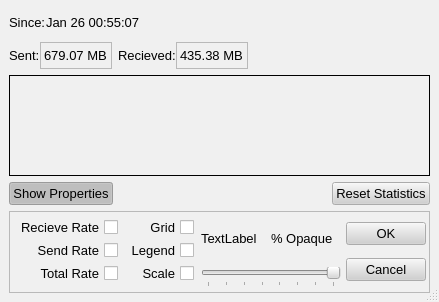
Before: the Qt Designer form src/gui/bwgraph/bwgraph.ui in a-ilin/vidalia, drawn with Qt 5.
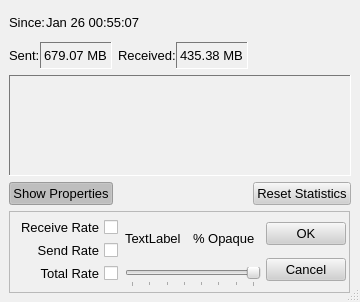
After: the same form once the commit is applied. Icons and pictures are not drawn.

Commit message:
Sunken panels/frames, spelling corrections, removed frivolous features.
svn:r196

Patch:
```diff
--- a/src/gui/bwgraph/bwgraph.ui
+++ b/src/gui/bwgraph/bwgraph.ui
@@ -8,7 +8,7 @@
    <rect>
     <x>0</x>
     <y>0</y>
-    <width>439</width>
+    <width>360</width>
     <height>302</height>
    </rect>
   </property>
@@ -459,10 +459,10 @@
             <enum>Qt::NoContextMenu</enum>
            </property>
            <property name="frameShape" >
-            <enum>QFrame::StyledPanel</enum>
+            <enum>QFrame::Panel</enum>
            </property>
            <property name="frameShadow" >
-            <enum>QFrame::Plain</enum>
+            <enum>QFrame::Sunken</enum>
            </property>
            <property name="text" >
             <string>&lt;html>&lt;head>&lt;meta name="qrichtext" content="1" />&lt;/head>&lt;body style=" white-space: pre-wrap; font-family:Arial; font-size:8pt; font-weight:400; font-style:normal; text-decoration:none;">&lt;p style=" margin-top:0px; margin-bottom:0px; margin-left:0px; margin-right:0px; -qt-block-indent:0; text-indent:0px; font-size:10pt;">679.07 MB&lt;/p>&lt;/body>&lt;/html></string>
@@ -502,7 +502,7 @@
             </font>
            </property>
            <property name="text" >
-            <string>&lt;html>&lt;head>&lt;meta name="qrichtext" content="1" />&lt;/head>&lt;body style=" white-space: pre-wrap; font-family:Arial; font-size:8pt; font-weight:400; font-style:normal; text-decoration:none;">&lt;p style=" margin-top:0px; margin-bottom:0px; margin-left:0px; margin-right:0px; -qt-block-indent:0; text-indent:0px; font-size:10pt;">Recieved:&lt;/p>&lt;/body>&lt;/html></string>
+            <string>&lt;html>&lt;head>&lt;meta name="qrichtext" content="1" />&lt;/head>&lt;body style=" white-space: pre-wrap; font-family:Arial; font-size:10pt; font-weight:400; font-style:normal; text-decoration:none;">&lt;p style=" margin-top:0px; margin-bottom:0px; margin-left:0px; margin-right:0px; -qt-block-indent:0; text-indent:0px;">Received:&lt;/p>&lt;/body>&lt;/html></string>
            </property>
           </widget>
          </item>
@@ -532,10 +532,10 @@
             <string/>
            </property>
            <property name="frameShape" >
-            <enum>QFrame::StyledPanel</enum>
+            <enum>QFrame::Panel</enum>
            </property>
            <property name="frameShadow" >
-            <enum>QFrame::Plain</enum>
+            <enum>QFrame::Sunken</enum>
            </property>
            <property name="text" >
             <string>&lt;html>&lt;head>&lt;meta name="qrichtext" content="1" />&lt;/head>&lt;body style=" white-space: pre-wrap; font-family:Arial; font-size:10pt; font-weight:400; font-style:normal; text-decoration:none;">&lt;p style=" margin-top:0px; margin-bottom:0px; margin-left:0px; margin-right:0px; -qt-block-indent:0; text-indent:0px;">435.38 MB&lt;/p>&lt;/body>&lt;/html></string>
@@ -587,10 +587,10 @@
       <enum>Qt::CustomContextMenu</enum>
      </property>
      <property name="frameShape" >
-      <enum>QFrame::Box</enum>
+      <enum>QFrame::Panel</enum>
      </property>
      <property name="frameShadow" >
-      <enum>QFrame::Plain</enum>
+      <enum>QFrame::Sunken</enum>
      </property>
     </widget>
    </item>
@@ -695,13 +695,13 @@
      </property>
      <property name="minimumSize" >
       <size>
-       <width>421</width>
+       <width>341</width>
        <height>82</height>
       </size>
      </property>
      <property name="maximumSize" >
       <size>
-       <width>421</width>
+       <width>341</width>
        <height>82</height>
       </size>
      </property>
@@ -760,7 +760,7 @@
              <enum>Qt::RightToLeft</enum>
             </property>
             <property name="text" >
-             <string>Recieve Rate</string>
+             <string>Receive Rate</string>
             </property>
             <property name="checked" >
              <bool>false</bool>
@@ -829,106 +829,6 @@
           </item>
          </layout>
         </item>
-        <item>
-         <layout class="QVBoxLayout" >
-          <property name="margin" >
-           <number>2</number>
-          </property>
-          <property name="spacing" >
-           <number>2</number>
-          </property>
-          <item>
-           <widget class="QCheckBox" name="chkShowGrid" >
-            <property name="font" >
-             <font>
-              <family>Arial</family>
-              <pointsize>10</pointsize>
-              <weight>50</weight>
-              <italic>false</italic>
-              <bold>false</bold>
-              <underline>false</underline>
-              <strikeout>false</strikeout>
-             </font>
-            </property>
-            <property name="contextMenuPolicy" >
-             <enum>Qt::NoContextMenu</enum>
-            </property>
-            <property name="toolTip" >
-             <string/>
-            </property>
-            <property name="layoutDirection" >
-             <enum>Qt::RightToLeft</enum>
-            </property>
-            <property name="text" >
-             <string>Grid</string>
-            </property>
-            <property name="checked" >
-             <bool>false</bool>
-            </property>
-           </widget>
-          </item>
-          <item>
-           <widget class="QCheckBox" name="chkShowLegend" >
-            <property name="font" >
-             <font>
-              <family>Arial</family>
-              <pointsize>10</pointsize>
-              <weight>50</weight>
-              <italic>false</italic>
-              <bold>false</bold>
-              <underline>false</underline>
-              <strikeout>false</strikeout>
-             </font>
-            </property>
-            <property name="contextMenuPolicy" >
-             <enum>Qt::NoContextMenu</enum>
-            </property>
-            <property name="toolTip" >
-             <string/>
-            </property>
-            <property name="layoutDirection" >
-             <enum>Qt::RightToLeft</enum>
-            </property>
-            <property name="text" >
-             <string>Legend</string>
-            </property>
-            <property name="checked" >
-             <bool>false</bool>
-            </property>
-           </widget>
-          </item>
-          <item>
-           <widget class="QCheckBox" name="chkShowScale" >
-            <property name="font" >
-             <font>
-              <family>Arial</family>
-              <pointsize>10</pointsize>
-              <weight>50</weight>
-              <italic>false</italic>
-              <bold>false</bold>
-              <underline>false</underline>
-              <strikeout>false</strikeout>
-             </font>
-            </property>
-            <property name="contextMenuPolicy" >
-             <enum>Qt::NoContextMenu</enum>
-            </property>
-            <property name="toolTip" >
-             <string/>
-            </property>
-            <property name="layoutDirection" >
-             <enum>Qt::RightToLeft</enum>
-            </property>
-            <property name="text" >
-             <string>Scale</string>
-            </property>
-            <property name="checked" >
-             <bool>false</bool>
-            </property>
-           </widget>
-          </item>
-         </layout>
-        </item>
        </layout>
       </item>
       <item>
```
Left out of the diff: 6 changed lines with no effect on the pictures.
